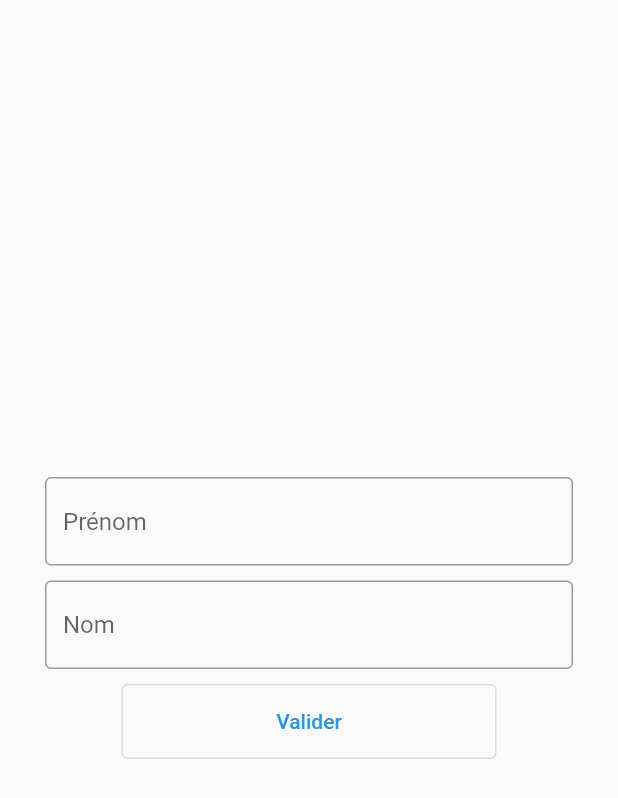
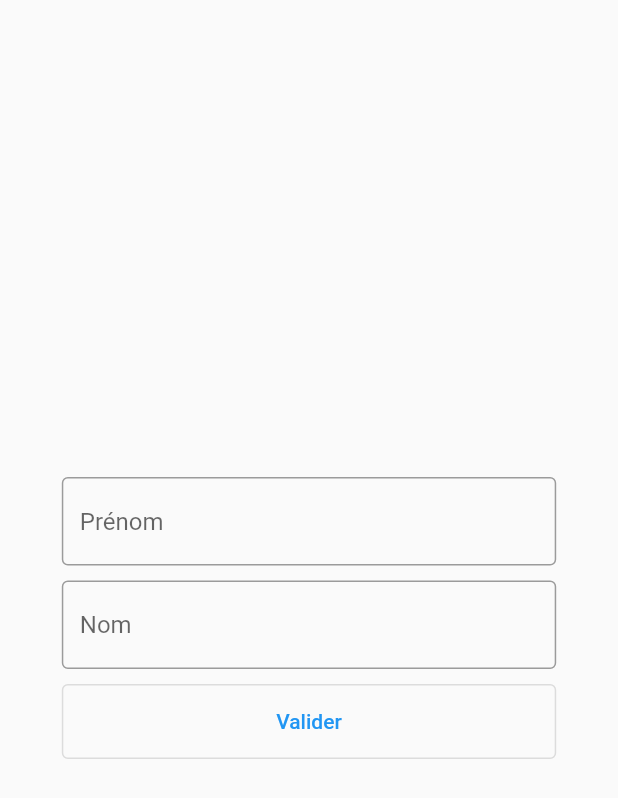
Before and after one commit to Olprog59/finish_intern_prog, a Flutter app: the screen it shows after launch, after a tap on "Stagiaire", on a phone screen of 412 x 824 dp. Shown: the top 798 px of the screen. Run offline on Flutter 3.47's test engine with Material 2 defaults, Android fonts, the phone set to English and light mode, and no system bars; our stand-ins replace appwrite, shared_preferences; missing offline and left inert: window_manager; network calls fail.

Commit message:
admin en cours et user sur la fin

```diff
--- a/lib/home.dart
+++ b/lib/home.dart
@@ -1,6 +1,6 @@
+import 'package:finish_intern_prog/admin.dart';
 import 'package:finish_intern_prog/user.dart';
 import 'package:flutter/material.dart';
-import 'package:window_manager/window_manager.dart';
 
 class Home extends StatefulWidget {
   const Home({Key? key}) : super(key: key);
@@ -23,7 +23,7 @@ class _HomeState extends State<Home> {
               minimumSize: const Size(150, 60),
             ),
             onPressed: () {
-              windowManager.setSize(const Size(800, 300));
+              Navigator.push(context, MaterialPageRoute(builder: (context) => const Admin()));
             },
             child: const Text("Administrateur"),
           ),
--- a/lib/user.dart
+++ b/lib/user.dart
@@ -1,4 +1,5 @@
 import 'package:finish_intern_prog/constants.dart';
+import 'package:finish_intern_prog/hand.dart';
 import 'package:finish_intern_prog/services.dart';
 import 'package:flutter/material.dart';
 
@@ -28,15 +29,15 @@ class _UserState extends State<User> {
   @override
   Widget build(BuildContext context) {
     return Material(
-      child: Padding(
-        padding: const EdgeInsets.all(30.0),
       child: Center(
         child: Form(
           key: _formKey,
           child: Column(
             mainAxisAlignment: MainAxisAlignment.center,
             children: [
-                TextFormField(
+              SizedBox(
+                width: MediaQuery.of(context).size.width * 0.8,
+                child: TextFormField(
                   controller: TextEditingController(text: firstname),
                   decoration: const InputDecoration(border: OutlineInputBorder(), hintText: "Prénom"),
                   onChanged: (value) {
@@ -46,10 +47,13 @@ class _UserState extends State<User> {
                     return testFieldName(value);
                   },
                 ),
+              ),
               const SizedBox(
                 height: 10,
               ),
-                TextFormField(
+              SizedBox(
+                width: MediaQuery.of(context).size.width * 0.8,
+                child: TextFormField(
                   controller: TextEditingController(text: lastname),
                   decoration: const InputDecoration(border: OutlineInputBorder(), hintText: "Nom"),
                   onChanged: (value) {
@@ -59,34 +63,41 @@ class _UserState extends State<User> {
                     return testFieldName(value);
                   },
                 ),
+              ),
               const SizedBox(
                 height: 10,
               ),
-                OutlinedButton(
+              SizedBox(
+                width: MediaQuery.of(context).size.width * 0.8,
+                child: OutlinedButton(
                   onPressed: () {
                     if (_formKey.currentState!.validate()) {
+                      Map<dynamic, dynamic> data = {'firstname': firstname, 'lastname': lastname, 'finish': false};
                       print('rempli');
                       prefs.setString('firstname', firstname);
                       prefs.setString('lastname', lastname);
                       String id = $id(firstname, lastname);
                       final appw = ServiceAppwrite();
                       appw.documentGetOne(id).then((value) {
-                        print(value.data);
+                        value.data['finish'] = false;
+                        appw.documentUpdate(id, value.data);
+                        data = value.data;
                       }).catchError((_) {
-                        final doc = appw.documentCreate(id, {'firstname': firstname, 'lastname': lastname});
+                        final doc = appw.documentCreate(id, data);
                         print(doc);
                       });
+                      Navigator.push(context, MaterialPageRoute(builder: (context) => Hand(id: id, data: data)));
                     } else {
                       print('KO');
                     }
                   },
                   style: OutlinedButton.styleFrom(
-                    minimumSize: const Size(250, 50),
+                    minimumSize: Size(MediaQuery.of(context).size.width * 0.8, 50),
                   ),
                   child: const Text("Valider"),
                 ),
+              ),
             ],
-            ),
           ),
         ),
       ),
--- a/pubspec.yaml
+++ b/pubspec.yaml
@@ -64,9 +64,9 @@ flutter:
   uses-material-design: true
 
   # To add assets to your application, add an assets section, like this:
-  # assets:
-  #   - images/a_dot_burr.jpeg
-  #   - images/a_dot_ham.jpeg
+  assets:
+    - assets/img/
+
 
   # An image asset can refer to one or more resolution-specific "variants", see
   # https://flutter.dev/assets-and-images/#resolution-aware
```
Also changed, not shown: lib/admin.dart (+60 -1 lines), lib/hand.dart (added, +60 -0 lines), assets/img/dislike.png (added), assets/img/like.png (added). Lines whose indentation alone changed are shown as unchanged.
